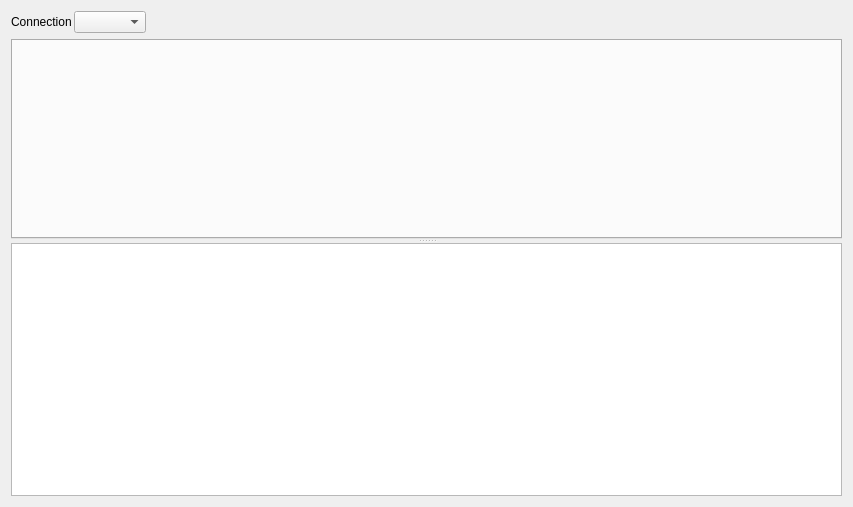
This is GUI/pgdbatool/sqltool.ui in marcotcal/PG-DBA-Tools as Qt 5 draws it before an edit. The edited form follows.
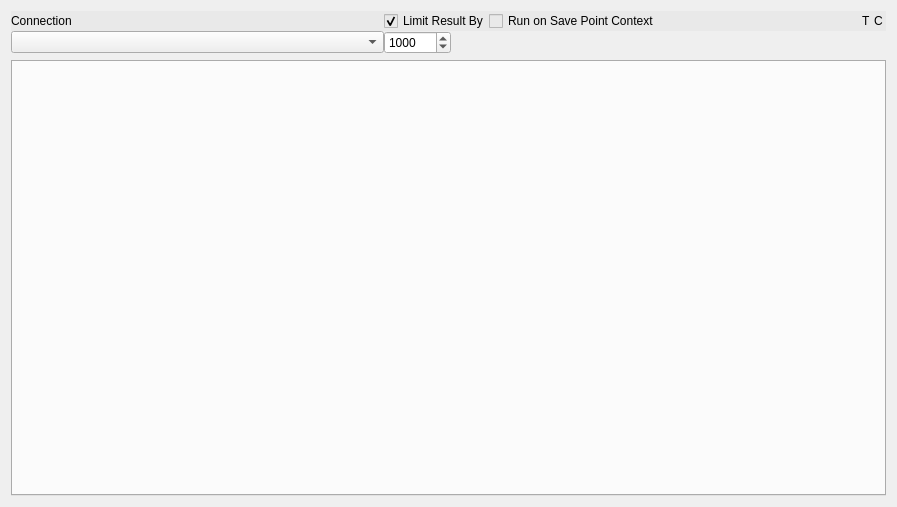
This is the edited form.

```diff
--- a/GUI/pgdbatool/sqltool.ui
+++ b/GUI/pgdbatool/sqltool.ui
@@ -6,30 +6,132 @@
    <rect>
     <x>0</x>
     <y>0</y>
-    <width>853</width>
+    <width>897</width>
     <height>507</height>
    </rect>
   </property>
   <property name="windowTitle">
    <string>Form</string>
   </property>
-  <layout class="QVBoxLayout" name="verticalLayout_3">
+  <layout class="QVBoxLayout" name="verticalLayout">
    <item>
-    <layout class="QHBoxLayout" name="horizontalLayout">
+    <widget class="QFrame" name="frame">
+     <property name="frameShape">
+      <enum>QFrame::NoFrame</enum>
+     </property>
+     <property name="frameShadow">
+      <enum>QFrame::Raised</enum>
+     </property>
+     <layout class="QGridLayout" name="gridLayout" rowstretch="0,0,0,0" columnstretch="0,0,0,0,0" columnminimumwidth="0,0,0,0,0">
+      <property name="leftMargin">
+       <number>0</number>
+      </property>
+      <property name="topMargin">
+       <number>0</number>
+      </property>
+      <property name="rightMargin">
+       <number>0</number>
+      </property>
+      <property name="bottomMargin">
+       <number>0</number>
+      </property>
      <property name="spacing">
-      <number>2</number>
-     </property>
-     <item>
+       <number>0</number>
+      </property>
+      <item row="0" column="1">
+       <widget class="QCheckBox" name="limit_result">
+        <property name="styleSheet">
+         <string notr="true">background-color: rgb(233, 233, 233);</string>
+        </property>
+        <property name="text">
+         <string>Limit Result By</string>
+        </property>
+        <property name="checked">
+         <bool>true</bool>
+        </property>
+       </widget>
+      </item>
+      <item row="3" column="3">
+       <widget class="QWidget" name="led_transaction" native="true">
+        <property name="minimumSize">
+         <size>
+          <width>12</width>
+          <height>12</height>
+         </size>
+        </property>
+        <property name="maximumSize">
+         <size>
+          <width>12</width>
+          <height>12</height>
+         </size>
+        </property>
+        <property name="styleSheet">
+         <string notr="true"/>
+        </property>
+       </widget>
+      </item>
+      <item row="0" column="0">
       <widget class="QLabel" name="label">
+        <property name="styleSheet">
+         <string notr="true">background-color: rgb(233, 233, 233);</string>
+        </property>
        <property name="text">
         <string>Connection</string>
        </property>
       </widget>
      </item>
-     <item>
-      <widget class="QComboBox" name="connection_list"/>
-     </item>
-     <item>
+      <item row="3" column="4">
+       <widget class="QWidget" name="led_connected" native="true">
+        <property name="minimumSize">
+         <size>
+          <width>12</width>
+          <height>12</height>
+         </size>
+        </property>
+        <property name="maximumSize">
+         <size>
+          <width>12</width>
+          <height>12</height>
+         </size>
+        </property>
+        <property name="toolTipDuration">
+         <number>-9</number>
+        </property>
+       </widget>
+      </item>
+      <item row="1" column="1" rowspan="3">
+       <widget class="QSpinBox" name="line_limit">
+        <property name="sizePolicy">
+         <sizepolicy hsizetype="Fixed" vsizetype="Fixed">
+          <horstretch>0</horstretch>
+          <verstretch>0</verstretch>
+         </sizepolicy>
+        </property>
+        <property name="maximum">
+         <number>999999</number>
+        </property>
+        <property name="value">
+         <number>1000</number>
+        </property>
+       </widget>
+      </item>
+      <item row="1" column="0" rowspan="3">
+       <widget class="QComboBox" name="connection_list">
+        <property name="sizePolicy">
+         <sizepolicy hsizetype="Expanding" vsizetype="Fixed">
+          <horstretch>0</horstretch>
+          <verstretch>0</verstretch>
+         </sizepolicy>
+        </property>
+        <property name="minimumSize">
+         <size>
+          <width>300</width>
+          <height>0</height>
+         </size>
+        </property>
+       </widget>
+      </item>
+      <item row="3" column="2">
       <spacer name="horizontalSpacer">
        <property name="orientation">
         <enum>Qt::Horizontal</enum>
@@ -42,51 +144,40 @@
        </property>
       </spacer>
      </item>
-     <item>
-      <widget class="QWidget" name="led_transaction" native="true">
-       <property name="minimumSize">
-        <size>
-         <width>12</width>
-         <height>12</height>
-        </size>
-       </property>
-       <property name="maximumSize">
-        <size>
-         <width>12</width>
-         <height>12</height>
-        </size>
-       </property>
+      <item row="0" column="2">
+       <widget class="QCheckBox" name="checkBox">
+        <property name="styleSheet">
+         <string notr="true">background-color: rgb(233, 233, 233);</string>
+        </property>
+        <property name="text">
+         <string>Run on Save Point Context</string>
+        </property>
+       </widget>
+      </item>
+      <item row="0" column="3">
+       <widget class="QLabel" name="label_2">
        <property name="styleSheet">
-        <string notr="true"/>
-       </property>
-      </widget>
-     </item>
-     <item>
-      <widget class="QWidget" name="led_connected" native="true">
-       <property name="minimumSize">
-        <size>
-         <width>12</width>
-         <height>12</height>
-        </size>
-       </property>
-       <property name="maximumSize">
-        <size>
-         <width>12</width>
-         <height>12</height>
-        </size>
-       </property>
-       <property name="toolTipDuration">
-        <number>-9</number>
+         <string notr="true">background-color: rgb(233, 233, 233);background-color: rgb(233, 233, 233);</string>
+        </property>
+        <property name="text">
+         <string>T</string>
+        </property>
+       </widget>
+      </item>
+      <item row="0" column="4">
+       <widget class="QLabel" name="label_3">
+        <property name="styleSheet">
+         <string notr="true">background-color: rgb(233, 233, 233);</string>
+        </property>
+        <property name="text">
+         <string>C</string>
        </property>
       </widget>
      </item>
     </layout>
+    </widget>
    </item>
    <item>
-    <widget class="QSplitter" name="splitter">
-     <property name="orientation">
-      <enum>Qt::Vertical</enum>
-     </property>
      <widget class="QTabWidget" name="editors_tabs">
       <property name="minimumSize">
        <size>
@@ -97,56 +188,6 @@
       <property name="currentIndex">
        <number>-1</number>
       </property>
-     </widget>
-     <widget class="QStackedWidget" name="stackedWidget">
-      <property name="currentIndex">
-       <number>0</number>
-      </property>
-      <widget class="QWidget" name="page">
-       <layout class="QVBoxLayout" name="verticalLayout">
-        <property name="spacing">
-         <number>0</number>
-        </property>
-        <property name="leftMargin">
-         <number>0</number>
-        </property>
-        <property name="topMargin">
-         <number>0</number>
-        </property>
-        <property name="rightMargin">
-         <number>0</number>
-        </property>
-        <property name="bottomMargin">
-         <number>0</number>
-        </property>
-        <item>
-         <widget class="QTableView" name="tableView"/>
-        </item>
-       </layout>
-      </widget>
-      <widget class="QWidget" name="page_2">
-       <layout class="QVBoxLayout" name="verticalLayout_2">
-        <property name="spacing">
-         <number>0</number>
-        </property>
-        <property name="leftMargin">
-         <number>0</number>
-        </property>
-        <property name="topMargin">
-         <number>0</number>
-        </property>
-        <property name="rightMargin">
-         <number>0</number>
-        </property>
-        <property name="bottomMargin">
-         <number>0</number>
-        </property>
-        <item>
-         <widget class="QPlainTextEdit" name="plainTextEdit"/>
-        </item>
-       </layout>
-      </widget>
-     </widget>
     </widget>
    </item>
   </layout>
```
Lines whose indentation alone changed are shown as unchanged.
